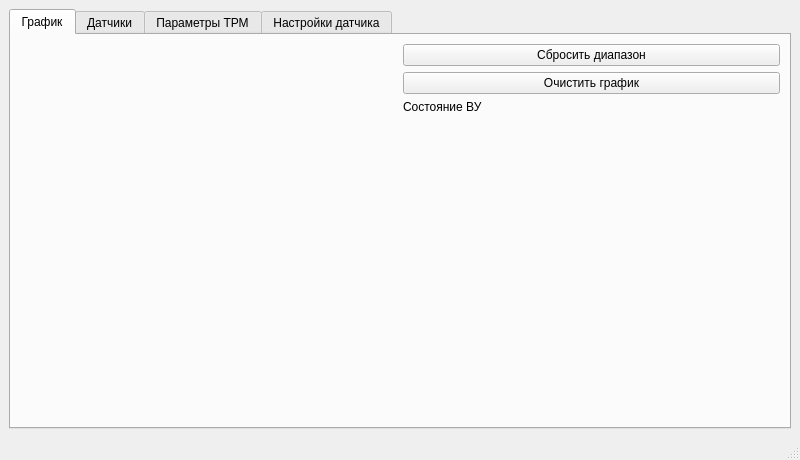
The window that src/dissertation_gui/main_window.ui (Marik28/dissertation) describes before a commit, drawn with Qt 5.
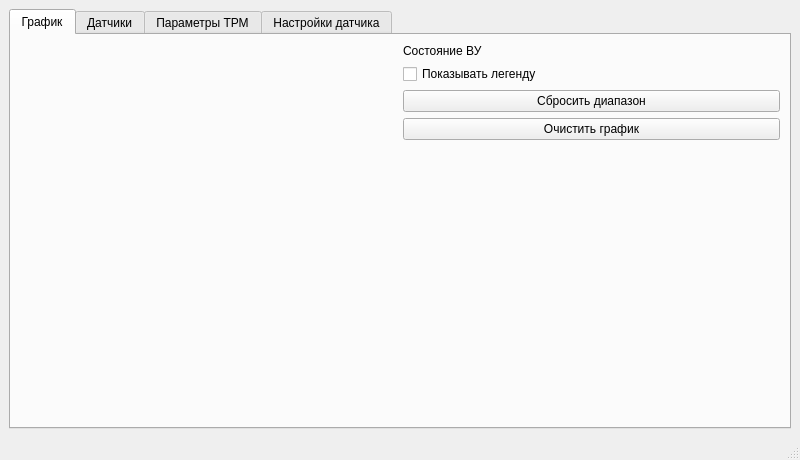
The same window after the commit. Custom widgets are drawn as their Qt base class.

Patch:
```diff
--- a/src/dissertation_gui/main_window.ui
+++ b/src/dissertation_gui/main_window.ui
@@ -30,20 +30,6 @@
         </item>
         <item>
          <layout class="QVBoxLayout" name="verticalLayout_2">
-          <item>
-           <widget class="QPushButton" name="reset_plot_button">
-            <property name="text">
-             <string>Сбросить диапазон</string>
-            </property>
-           </widget>
-          </item>
-          <item>
-           <widget class="QPushButton" name="clear_plot_button">
-            <property name="text">
-             <string>Очистить график</string>
-            </property>
-           </widget>
-          </item>
           <item>
            <layout class="QHBoxLayout" name="horizontalLayout_4">
             <item>
@@ -58,6 +44,27 @@
             </item>
            </layout>
           </item>
+          <item>
+           <widget class="QCheckBox" name="show_legend_check_box">
+            <property name="text">
+             <string>Показывать легенду</string>
+            </property>
+           </widget>
+          </item>
+          <item>
+           <widget class="QPushButton" name="reset_plot_button">
+            <property name="text">
+             <string>Сбросить диапазон</string>
+            </property>
+           </widget>
+          </item>
+          <item>
+           <widget class="QPushButton" name="clear_plot_button">
+            <property name="text">
+             <string>Очистить график</string>
+            </property>
+           </widget>
+          </item>
           <item>
            <spacer name="verticalSpacer_3">
             <property name="orientation">
```
